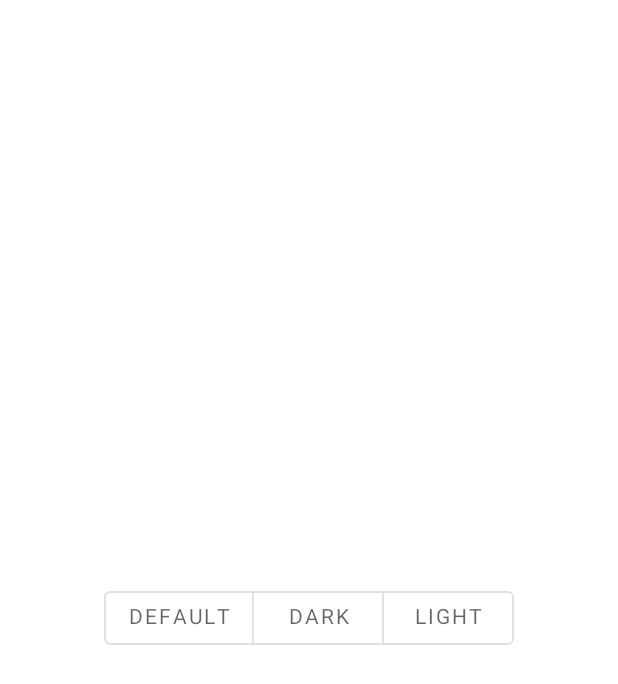
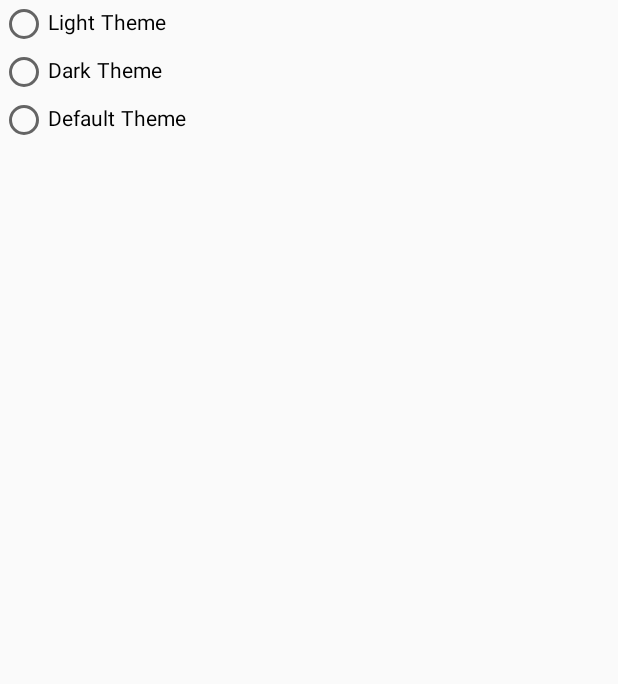
Before and after one commit to mhhpc/MyLibrary, an Android app: the Settings_activity screen opened directly, with no data from a screen before it, on a phone screen of 412 x 824 dp. Shown: the top 684 px of the screen. Run offline under Robolectric (Android 15) with nearby library versions, the phone set to English and light mode, and no system bars.

Commit message:
make Settings_activity (Dark mode radio group) better add full splash screen

```diff
--- a/app/src/main/AndroidManifest.xml
+++ b/app/src/main/AndroidManifest.xml
@@ -13,6 +13,7 @@
         android:roundIcon="@mipmap/ic_launcher_round"
         android:supportsRtl="true"
         android:theme="@style/Theme.MyLibrary"
+        android:usesCleartextTraffic="true"
         tools:targetApi="31">
         <activity
             android:name=".Settings_activity"
@@ -25,13 +26,16 @@
             android:exported="false" />
         <activity
             android:name=".MainActivity"
+            android:exported="false"/>
+        <activity
+            android:name="Splash_activity"
             android:exported="true">
             <intent-filter>
                 <action android:name="android.intent.action.MAIN" />
 
                 <category android:name="android.intent.category.LAUNCHER" />
             </intent-filter>
+
         </activity>
     </application>
-
 </manifest>
--- a/app/src/main/java/com/android/mylibrary/Settings_activity.java
+++ b/app/src/main/java/com/android/mylibrary/Settings_activity.java
@@ -1,40 +1,48 @@
 package com.android.mylibrary;
+
+import static androidx.constraintlayout.helper.widget.MotionEffect.TAG;
 
 import androidx.appcompat.app.AppCompatActivity;
 import androidx.appcompat.app.AppCompatDelegate;
 
+import android.content.SharedPreferences;
 import android.os.Bundle;
 import android.util.Log;
+import android.widget.RadioGroup;
 
 import com.google.android.material.button.MaterialButtonToggleGroup;
 
 public class Settings_activity extends AppCompatActivity {
 
-    private static final String TAG = "MainActivity";
+    private RadioGroup radioGroup;
+    private SharedPreferences sharedPreferences;
+    private static final String THEME_PREF = "theme_pref";
+    private static final String TAG = "SettingsActivity";
 
     @Override
     protected void onCreate(Bundle savedInstanceState) {
         super.onCreate(savedInstanceState);
         setContentView(R.layout.activity_settings);
 
-        MaterialButtonToggleGroup btg_theme = findViewById(R.id.btg_theme);
-        btg_theme.addOnButtonCheckedListener((group, selectedBtnId, isChecked) -> {
-            if (isChecked) {
+        radioGroup = findViewById(R.id.radioGroup);
+        radioGroup.setOnCheckedChangeListener((group, checkedId) -> {
             int theme;
-                switch (selectedBtnId) {
-                    case R.id.btnDefault:
-                        theme = AppCompatDelegate.MODE_NIGHT_FOLLOW_SYSTEM;
+            switch (checkedId) {
+                case R.id.btnLight:
+                    theme = AppCompatDelegate.MODE_NIGHT_NO;
                     break;
                 case R.id.btnDark:
                     theme = AppCompatDelegate.MODE_NIGHT_YES;
                     break;
+                case R.id.btnDefault:
+                    theme = AppCompatDelegate.MODE_NIGHT_FOLLOW_SYSTEM;
+                    break;
                 default:
-                        theme = AppCompatDelegate.MODE_NIGHT_NO;
+                    theme = AppCompatDelegate.MODE_NIGHT_FOLLOW_SYSTEM;
                     break;
             }
-                Log.d(TAG, "isChecked:" + isChecked + " theme:" + theme);
+            Log.d(TAG, "isChecked:" + (checkedId != -1) + " theme:" + theme);
             AppCompatDelegate.setDefaultNightMode(theme);
-            }
         });
 
     }
--- a/app/src/main/res/layout/activity_settings.xml
+++ b/app/src/main/res/layout/activity_settings.xml
@@ -1,44 +1,37 @@
 <?xml version="1.0" encoding="utf-8"?>
-<androidx.constraintlayout.widget.ConstraintLayout xmlns:android="http://schemas.android.com/apk/res/android"
+<RelativeLayout xmlns:android="http://schemas.android.com/apk/res/android"
     xmlns:app="http://schemas.android.com/apk/res-auto"
     xmlns:tools="http://schemas.android.com/tools"
     android:layout_width="match_parent"
     android:layout_height="match_parent"
     tools:context=".Settings_activity">
 
-    <com.google.android.material.button.MaterialButtonToggleGroup
-        android:id="@+id/btg_theme"
-        android:layout_width="wrap_content"
+    <RadioGroup
+        android:id="@+id/radioGroup"
+        android:layout_width="match_parent"
         android:layout_height="wrap_content"
-        app:layout_constraintBottom_toBottomOf="parent"
-        app:layout_constraintEnd_toEndOf="parent"
-        app:layout_constraintHorizontal_bias="0.5"
-        app:singleSelection="true"
-        app:selectionRequired="true"
-        app:layout_constraintStart_toStartOf="parent"
-        app:layout_constraintTop_toTopOf="parent">
+        android:orientation="vertical">
 
-        <Button
-            android:id="@+id/btnDefault"
-            style="@style/Widget.MaterialComponents.Button.OutlinedButton"
+        <RadioButton
+            android:id="@+id/btnLight"
             android:layout_width="wrap_content"
             android:layout_height="wrap_content"
-            android:text="Default" />
+            android:text="Light Theme" />
 
-        <Button
+        <RadioButton
             android:id="@+id/btnDark"
-            style="@style/Widget.MaterialComponents.Button.OutlinedButton"
             android:layout_width="wrap_content"
             android:layout_height="wrap_content"
-            android:text="Dark" />
+            android:text="Dark Theme" />
 
-        <Button
-            android:id="@+id/btnLight"
-            style="@style/Widget.MaterialComponents.Button.OutlinedButton"
+        <RadioButton
+            android:id="@+id/btnDefault"
             android:layout_width="wrap_content"
             android:layout_height="wrap_content"
-            android:text="Light" />
+            android:text="Default Theme" />
 
-    </com.google.android.material.button.MaterialButtonToggleGroup>
+        <!-- Add more RadioButtons if needed -->
 
-</androidx.constraintlayout.widget.ConstraintLayout>
+    </RadioGroup>
+
+</RelativeLayout>
--- a/app/src/main/res/values-night/themes.xml
+++ b/app/src/main/res/values-night/themes.xml
@@ -1,6 +1,6 @@
 <resources xmlns:tools="http://schemas.android.com/tools">
     <!-- Base application theme. -->
-    <style name="Base.Theme.MyLibrary" parent="Theme.MaterialComponents.DayNight.NoActionBar">
+    <style name="Base.Theme.MyLibrary" parent="Theme.AppCompat.Light.NoActionBar">
         <item name="colorPrimary">@color/colorPrimary</item>
         <item name="colorPrimaryVariant">@color/colorPrimary</item>
         <item name="colorOnPrimary">@color/white</item>
@@ -10,6 +10,7 @@
         <item name="android:statusBarColor" tools:targetApi="l">?attr/colorPrimaryVariant</item>
         <!-- Font. -->
         <item name="fontFamily">@font/font</item>
+        <item name="android:forceDarkAllowed" tools:ignore="NewApi">true</item>
         <item name="android:fontFamily">@font/font</item>
     </style>
 </resources>
--- a/app/src/main/res/values/themes.xml
+++ b/app/src/main/res/values/themes.xml
@@ -1,9 +1,10 @@
 <resources xmlns:tools="http://schemas.android.com/tools">
     <!-- Base application theme. -->
-    <style name="Base.Theme.MyLibrary" parent="Theme.MaterialComponents.DayNight.NoActionBar">
+    <style name="Theme.MyLibrary" parent="Theme.AppCompat.Light.NoActionBar">
         <item name="colorPrimary">@color/colorPrimary</item>
         <item name="colorPrimaryVariant">@color/colorPrimary</item>
         <item name="colorOnPrimary">@color/white</item>
+        <item name="android:forceDarkAllowed" tools:ignore="NewApi">true</item>
         <!-- Navigation bar color. -->
         <item name="android:navigationBarColor" tools:ignore="NewApi">@color/colorPrimary</item>
         <!-- Status bar color. -->
@@ -46,6 +47,4 @@
         <item name="android:textStyle">bold</item>
         <item name="android:background">@drawable/corner_card</item>
     </style>
-
-    <style name="Theme.MyLibrary" parent="Base.Theme.MyLibrary" />
 </resources>
```
Also changed, not shown: app/src/main/java/com/android/mylibrary/Splash_activity.java (added, +26 -0 lines), app/src/main/res/drawable/bg.xml (added, +8 -0 lines), app/src/main/res/layout/activity_splash.xml (added, +31 -0 lines), app/src/main/res/xml/activity_splash_scene.xml (added, +77 -0 lines). Lines whose indentation alone changed are shown as unchanged.
